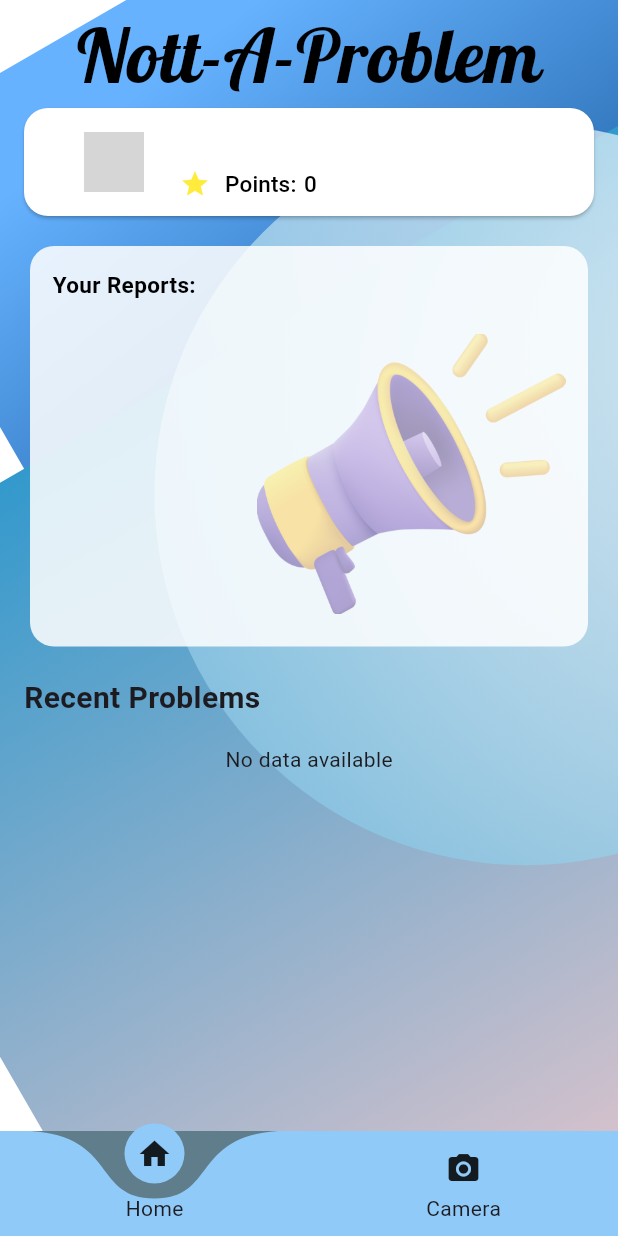
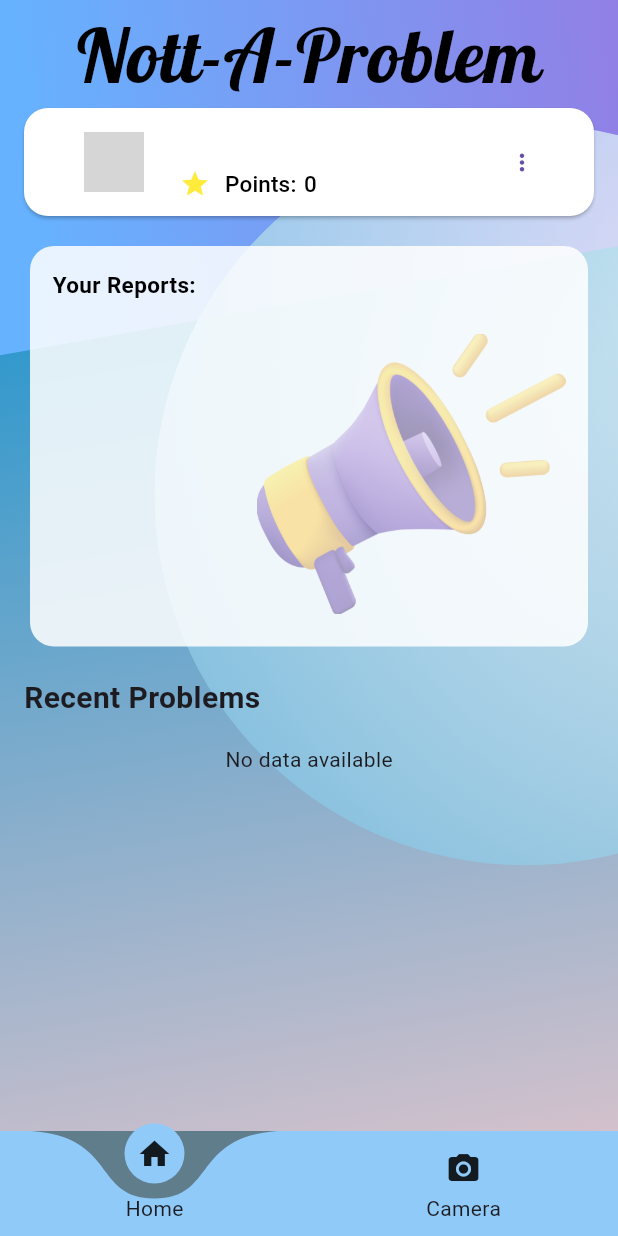
Before and after one commit to YeoYiXin/Problem-Reporting-System, a Flutter app: the screen it shows once a user with an empty profile is signed in, on a phone screen of 412 x 824 dp. Run offline on Flutter 3.47's test engine with Material 3 defaults, Android fonts, the phone set to English and light mode, and no system bars; drawn by our look-alikes of curved_labeled_navigation_bar; our stand-ins replace cloud_firestore, firebase_auth, firebase_core, firebase_database, firebase_storage, flutter_image_compress and 6 more; missing offline and left inert: maps_toolkit; accounts and stored records are empty; network calls fail; grey boxes are pictures that could not be loaded.

Commit message:
latest UI

```diff
--- a/lib/pages/appBackground.dart
+++ b/lib/pages/appBackground.dart
@@ -6,9 +6,9 @@ class appBackground extends StatelessWidget {
 
   Widget topWidget(double screenWidth) {
     return Transform.rotate(
-      angle: -30 * math.pi / 180,
+      angle: -90 * math.pi / 180,
       child: Container(
-        width: 1.5 * screenWidth,
+        width: 1.2 * screenWidth,
         height: 1.2 * screenWidth,
         decoration: BoxDecoration(
           shape: BoxShape.rectangle,
@@ -21,7 +21,7 @@ class appBackground extends StatelessWidget {
             end: Alignment.bottomCenter,
             colors: [
               Color(0xFF66B2FF), // Light blue
-              Color(0xFF004080), // Dark blue
+              Color(0xFF967AE3), // Dark blue
             ],
           ),
         ),
@@ -31,7 +31,7 @@ class appBackground extends StatelessWidget {
 
   Widget bottomWidget(double screenWidth) {
     return Transform.rotate(
-      angle: 150 * math.pi / 180,
+      angle: 170 * math.pi / 180,
       child: Container(
         width: 1.8 * screenWidth,
         height: 1.8 * screenWidth,
--- a/lib/pages/dashboard/components/profile_button.dart
+++ b/lib/pages/dashboard/components/profile_button.dart
@@ -68,6 +68,12 @@ class _ProfileButtonState extends State<ProfileButton> {
                     ],
                   ),
                 ),
+                IconButton(
+                  onPressed: () {
+                    Scaffold.of(context).openEndDrawer();
+                  },
+                  icon: Icon(Icons.more_vert), // Three dots icon
+                ),
               ],
             ),
           ],
```
